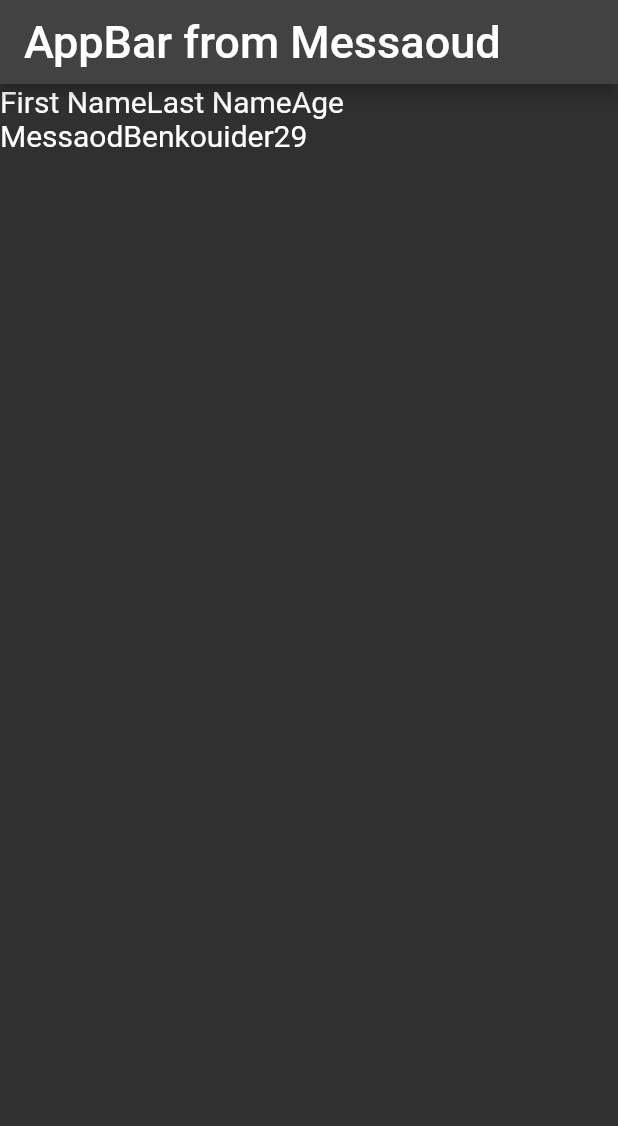
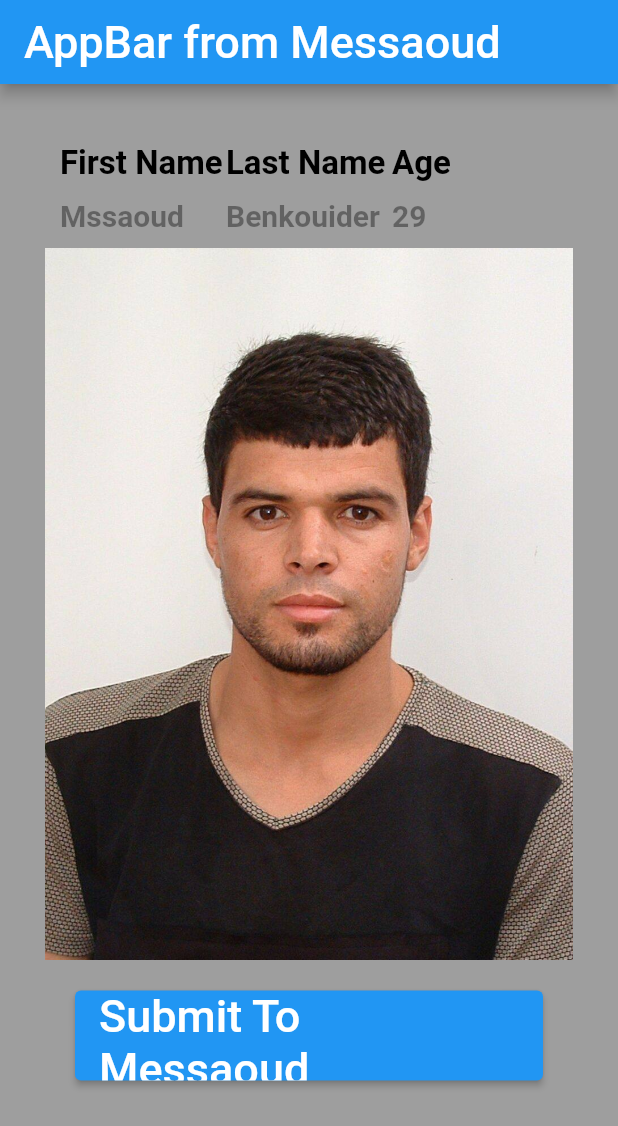
Before and after one commit to massoudsa55/FirstProjectInFlutter, a Flutter app: the screen it shows after launch, on a phone screen of 412 x 824 dp. Shown: the top 1126 px of the screen. Run offline on Flutter 3.47's test engine with Material 2 defaults, Android fonts, the phone set to English and light mode, and no system bars; Roboto replaces fonts that are missing (Raleway).

Commit message:
Add Widget Column, Row, Image, Button and completing

```diff
--- a/lib/main.dart
+++ b/lib/main.dart
@@ -9,8 +9,8 @@
   @override
   Widget build(BuildContext context) {
     return MaterialApp(
-      title: 'Messaoud Demo',
-      theme: ThemeData.dark(),
+        title: 'Messaoud Benkouider',
+        //theme: ThemeData.dark(),
         home: Scaffold(
             appBar: AppBar(
               title: const Text(
@@ -18,45 +18,166 @@
                 style: TextStyle(fontSize: 30),
               ),
             ),
-        body: Center(
+            body: const Home()));
+  }
+}
+
+class Home extends StatelessWidget {
+  const Home({super.key});
+
+  @override
+  Widget build(BuildContext context) {
+    return Center(
+      child: Container(
+          padding: const EdgeInsets.all(30.0),
+          alignment: Alignment.center,
+          color: Colors.grey,
           child: Column(
-            children: <Widget>[
-              Row(
             children: const <Widget>[
-                  Text(
-                    'First Name',
-                    style: TextStyle(fontSize: 20),
-                  ),
-                  Text(
-                    'Last Name',
-                    style: TextStyle(fontSize: 20),
-                  ),
-                  Text(
-                    'Age',
-                    style: TextStyle(fontSize: 20),
-                  ),
+              ResizeRowTitle(),
+              ResizeRowData(),
+              GetImageAsset(),
+              AddButton(),
             ],
-              ),
-              Row(
-                children: const <Widget>[
-                  Text(
-                    'Messaod',
-                    style: TextStyle(fontSize: 20),
-                  ),
-                  Text(
-                    'Benkouider',
-                    style: TextStyle(fontSize: 20),
-                  ),
-                  Text(
-                    '29',
-                    style: TextStyle(fontSize: 20),
-                  ),
-                ],
-              ),
-            ],
-          ),
-        ),
-      ),
+          )),
     );
   }
 }
+
+class AddButton extends StatelessWidget {
+  const AddButton({super.key});
+
+  @override
+  Widget build(BuildContext context) {
+    return Container(
+      padding: const EdgeInsets.all(20.0),
+      height: 100,
+      width: 600,
+      child: ElevatedButton(
+          onPressed: () {
+            onPressed(context);
+          },
+          style: const ButtonStyle(
+            alignment: Alignment.center,
+          ),
+          child: const Text(
+            'Submit To Messaoud',
+            style: TextStyle(
+              fontFamily: 'Raleway',
+              fontSize: 30,
+            ),
+          )),
+    );
+  }
+
+  void onPressed(BuildContext context) {
+    // action
+    var alertDialog = const AlertDialog(
+      title: Text("Submited successfully"),
+      content: Text("Welcom Ms. Messaoud"),
+    );
+    showDialog(
+        context: context, builder: (BuildContext context) => alertDialog);
+  }
+}
+
+class GetImageAsset extends StatelessWidget {
+  const GetImageAsset({super.key});
+
+  @override
+  Widget build(BuildContext context) {
+    AssetImage assetImage = const AssetImage('images/my_photo.jpg');
+    Image image = Image(image: assetImage);
+    return Container(child: image);
+  }
+}
+
+class ResizeRowTitle extends StatelessWidget {
+  const ResizeRowTitle({super.key});
+
+  @override
+  Widget build(BuildContext context) {
+    return Container(
+        margin: const EdgeInsets.all(10.0),
+        alignment: Alignment.center,
+        child: Row(
+          children: const <Widget>[
+            Expanded(
+                child: Text(
+              "First Name",
+              style: TextStyle(
+                  decoration: TextDecoration.none,
+                  fontSize: 22,
+                  fontFamily: 'Raleway',
+                  fontWeight: FontWeight.w700,
+                  color: Colors.black),
+            )),
+            Expanded(
+                child: Text(
+              "Last Name",
+              style: TextStyle(
+                  decoration: TextDecoration.none,
+                  fontSize: 22,
+                  fontFamily: 'Raleway',
+                  fontWeight: FontWeight.w700,
+                  color: Colors.black),
+            )),
+            Expanded(
+                child: Text(
+              'Age',
+              style: TextStyle(
+                  decoration: TextDecoration.none,
+                  fontSize: 22,
+                  fontFamily: 'Raleway',
+                  fontWeight: FontWeight.w700,
+                  color: Colors.black),
+            )),
+          ],
+        ));
+  }
+}
+
+class ResizeRowData extends StatelessWidget {
+  const ResizeRowData({super.key});
+
+  @override
+  Widget build(BuildContext context) {
+    return Container(
+        margin: const EdgeInsets.only(left: 10.0, right: 10.0, bottom: 10.0),
+        alignment: Alignment.center,
+        child: Row(
+          children: const <Widget>[
+            Expanded(
+                child: Text(
+              "Mssaoud",
+              style: TextStyle(
+                  decoration: TextDecoration.none,
+                  fontSize: 20,
+                  fontFamily: 'Raleway',
+                  fontWeight: FontWeight.w700,
+                  color: Colors.black38),
+            )),
+            Expanded(
+                child: Text(
+              "Benkouider",
+              style: TextStyle(
+                  decoration: TextDecoration.none,
+                  fontSize: 20,
+                  fontFamily: 'Raleway',
+                  fontWeight: FontWeight.w700,
+                  color: Colors.black38),
+            )),
+            Expanded(
+                child: Text(
+              '29',
+              style: TextStyle(
+                  decoration: TextDecoration.none,
+                  fontSize: 20,
+                  fontFamily: 'Raleway',
+                  fontWeight: FontWeight.w700,
+                  color: Colors.black38),
+            )),
+          ],
+        ));
+  }
+}
--- a/pubspec.yaml
+++ b/pubspec.yaml
@@ -58,8 +58,8 @@ flutter:
   uses-material-design: true
 
   # To add assets to your application, add an assets section, like this:
-  # assets:
-  #   - images/a_dot_burr.jpeg
+  assets:
+    - images/my_photo.jpg
   #   - images/a_dot_ham.jpeg
 
   # An image asset can refer to one or more resolution-specific "variants", see
```
Also changed, not shown: images/my_photo.jpg (renamed from images/MyPhoto.jpg). Lines whose indentation alone changed are shown as unchanged.
